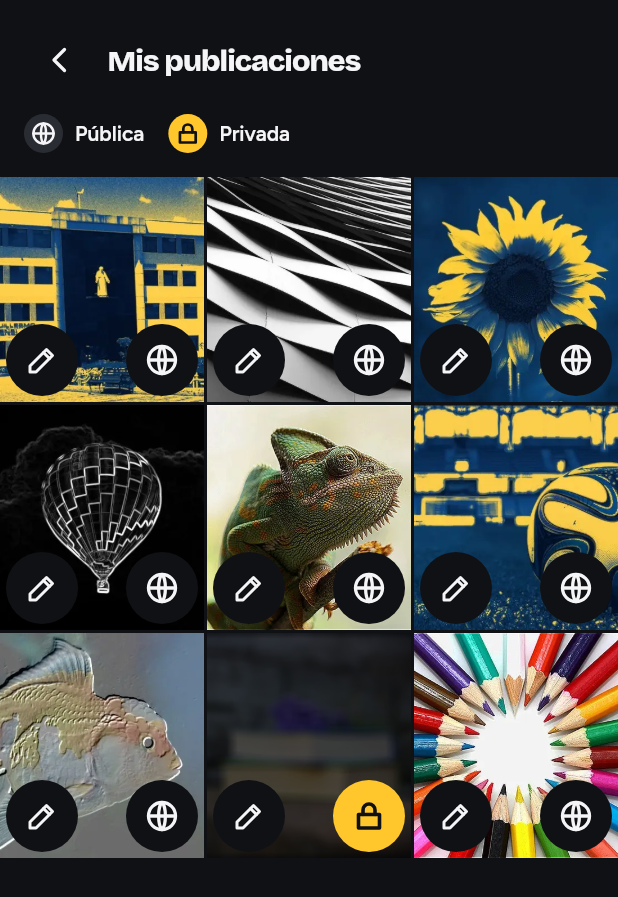
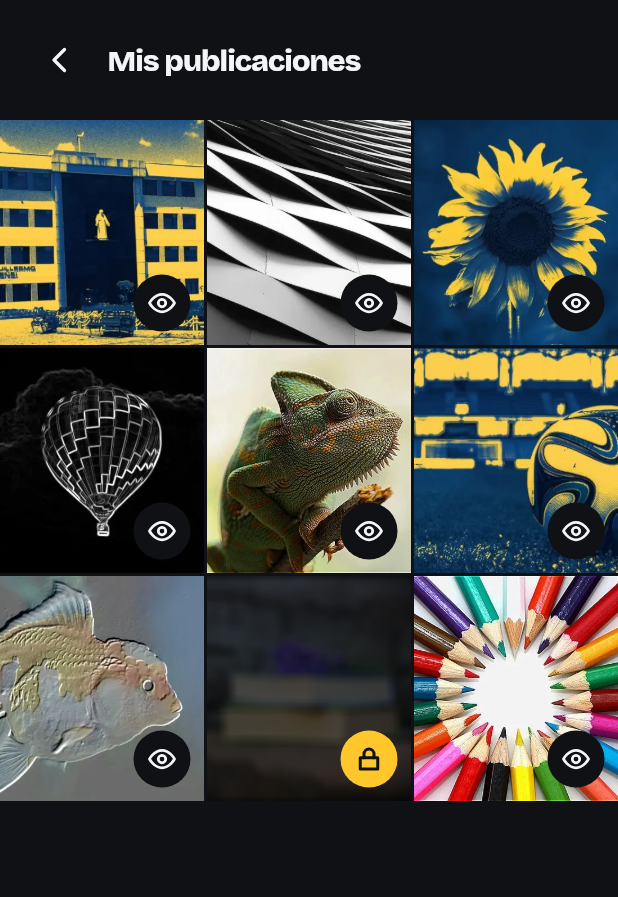
Before and after one commit to PaulSebastian9720/upsglam_platform_movil, a Flutter app: the _MisPublicacionesVista screen opened directly, on a phone screen of 412 x 824 dp. Shown: the top 897 px of the screen. Run offline on Flutter 3.47's test engine with Material 3 defaults, Android fonts, the phone set to English and light mode, and no system bars; our stand-ins replace camera, flutter_svg, go_router, image_picker, permission_handler.

Commit message:
feat(mis-publicaciones): quitar leyenda y lápiz y usar ojo para pública

```diff
--- a/upsglam_movil/lib/paginas/mis_publicaciones/componentes/acciones_celda.dart
+++ b/upsglam_movil/lib/paginas/mis_publicaciones/componentes/acciones_celda.dart
@@ -5,17 +5,16 @@ import 'package:upsglam_movil/modelos/publicacion.dart';
 import 'package:upsglam_movil/tema/app_theme.dart';
 import 'package:upsglam_movil/paginas/mis_publicaciones/componentes/boton_celda.dart';
 
-/// Lo que va sobre cada foto: velo si es privada, editar y privacidad.
+/// Lo que va sobre cada foto: velo si es privada y el botón de privacidad.
+/// Para editar se toca la foto.
 class AccionesCelda extends StatelessWidget {
   const AccionesCelda({
     super.key,
     required this.publicacion,
-    required this.alEditar,
     required this.alCambiarPrivacidad,
   });
 
   final Publicacion publicacion;
-  final VoidCallback alEditar;
   final VoidCallback alCambiarPrivacidad;
 
   @override
@@ -32,15 +31,6 @@ class AccionesCelda extends StatelessWidget {
             child: ColoredBox(color: Theme.of(context).colorScheme.scrim),
           ),
         Positioned(
-          left: AppEspacio.xs,
-          bottom: AppEspacio.xs,
-          child: BotonCelda(
-            icono: Iconos.editar,
-            descripcion: 'Editar: $nombre',
-            alPulsar: alEditar,
-          ),
-        ),
-        Positioned(
           right: AppEspacio.xs,
           bottom: AppEspacio.xs,
           child: BotonCelda(
--- a/upsglam_movil/lib/paginas/mis_publicaciones/componentes/boton_celda.dart
+++ b/upsglam_movil/lib/paginas/mis_publicaciones/componentes/boton_celda.dart
@@ -26,15 +26,18 @@ class BotonCelda extends StatelessWidget {
       onPressed: alPulsar,
       isSelected: activo,
       padding: EdgeInsets.zero,
+      // Se ve más pequeño, pero se sigue tocando en un área de 48.
       style: IconButton.styleFrom(
-        fixedSize: const Size.square(AppMedida.toque),
-        minimumSize: const Size.square(AppMedida.toque),
+        fixedSize: const Size.square(AppMedida.botonCelda),
+        minimumSize: const Size.square(AppMedida.botonCelda),
+        tapTargetSize: MaterialTapTargetSize.padded,
         backgroundColor: activo
             ? tema.colorScheme.primary
             : tema.scaffoldBackgroundColor,
       ),
       icon: AppIcono(
         icono,
+        tamano: AppMedida.iconoCelda,
         color: activo ? tema.colorScheme.onPrimary : tema.colorScheme.onSurface,
       ),
     );
--- a/upsglam_movil/lib/paginas/mis_publicaciones/componentes/leyenda_privacidad.dart
+++ /dev/null
@@ -1,50 +0,0 @@
-import 'package:flutter/material.dart';
-
-import 'package:upsglam_movil/componentes/app_icono.dart';
-import 'package:upsglam_movil/tema/app_theme.dart';
-
-/// Explica qué significa cada botón de privacidad de la cuadrícula.
-class LeyendaPrivacidad extends StatelessWidget {
-  const LeyendaPrivacidad({super.key});
-
-  @override
-  Widget build(BuildContext context) {
-    final tema = Theme.of(context);
-    Widget marca(Iconos icono, String texto, Color fondo, Color color) => Row(
-      mainAxisSize: MainAxisSize.min,
-      children: [
-        Container(
-          width: AppMedida.insignia,
-          height: AppMedida.insignia,
-          decoration: BoxDecoration(color: fondo, shape: BoxShape.circle),
-          alignment: Alignment.center,
-          child: AppIcono(
-            icono,
-            tamano: AppMedida.insignia - AppEspacio.s,
-            color: color,
-          ),
-        ),
-        const SizedBox(width: AppEspacio.s),
-        Text(texto, style: tema.textTheme.labelMedium),
-      ],
-    );
-    return Wrap(
-      spacing: AppEspacio.base,
-      runSpacing: AppEspacio.s,
-      children: [
-        marca(
-          Iconos.publica,
-          'Pública',
-          tema.colorScheme.surfaceContainerHighest,
-          tema.colorScheme.onSurface,
-        ),
-        marca(
-          Iconos.privada,
-          'Privada',
-          tema.colorScheme.primary,
-          tema.colorScheme.onPrimary,
-        ),
-      ],
-    );
-  }
-}
--- a/upsglam_movil/lib/paginas/mis_publicaciones/mis_publicaciones_page.dart
+++ b/upsglam_movil/lib/paginas/mis_publicaciones/mis_publicaciones_page.dart
@@ -12,7 +12,6 @@ import 'package:upsglam_movil/rutas/rutas.dart';
 import 'package:upsglam_movil/tema/app_theme.dart';
 import 'package:upsglam_movil/paginas/mis_publicaciones/componentes/acciones_celda.dart';
 import 'package:upsglam_movil/paginas/mis_publicaciones/componentes/cuadricula_carga.dart';
-import 'package:upsglam_movil/paginas/mis_publicaciones/componentes/leyenda_privacidad.dart';
 import 'package:upsglam_movil/paginas/mis_publicaciones/mis_publicaciones_controller.dart';
 
 class MisPublicacionesPage extends StatelessWidget {
@@ -64,7 +63,6 @@ class _MisPublicacionesVista extends StatelessWidget {
             alPulsar: (p) => _editar(context, p),
             encima: (p) => AccionesCelda(
               publicacion: p,
-              alEditar: () => _editar(context, p),
               alCambiarPrivacidad: () => controlador.alternarPrivacidad(p),
             ),
           ),
@@ -85,14 +83,7 @@ class _MisPublicacionesVista extends StatelessWidget {
           children: [
             const Padding(
               padding: EdgeInsets.all(AppEspacio.base),
-              child: Column(
-                crossAxisAlignment: CrossAxisAlignment.stretch,
-                children: [
-                  EncabezadoPagina(titulo: 'Mis publicaciones'),
-                  SizedBox(height: AppEspacio.m),
-                  LeyendaPrivacidad(),
-                ],
-              ),
+              child: EncabezadoPagina(titulo: 'Mis publicaciones'),
             ),
             Expanded(child: contenido),
           ],
```
Also changed, not shown: upsglam_movil/assets/iconos/publica.svg.
